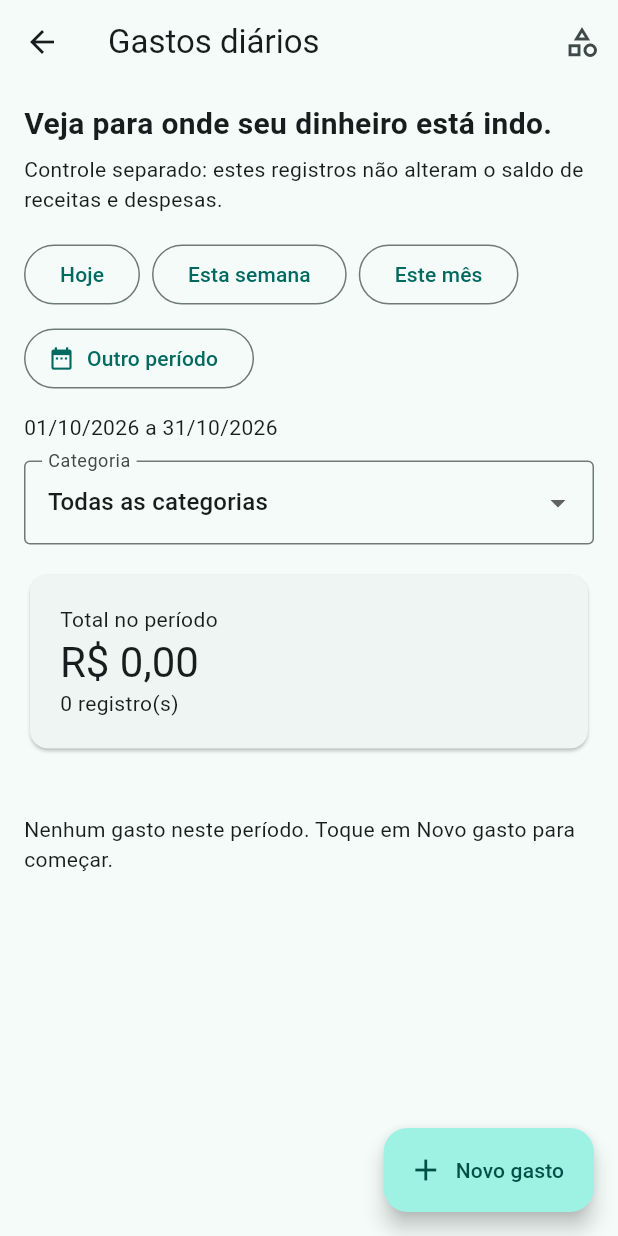
After one commit to mauricioceles/app-financas-mvp, a Flutter app: the TelaGastosDiarios screen opened directly, on a phone screen of 412 x 824 dp. The commit adds this screen. Run offline on Flutter 3.47's test engine with Material 3 defaults, Android fonts, the phone set to English and light mode, and no system bars; our stand-ins replace cloud_firestore, firebase_auth, firebase_core, google_sign_in; accounts and stored records are empty.

Commit message:
Adiciona controle separado de gastos diários com categorias e subcategorias

```diff
--- /dev/null
+++ b/lib/models/gasto_diario.dart
@@ -0,0 +1,70 @@
+import 'package:cloud_firestore/cloud_firestore.dart';
+
+/// Valores em centavos evitam arredondamentos nos totais por categoria.
+class GastoDiario {
+  const GastoDiario({
+    required this.id,
+    required this.valorCentavos,
+    required this.data,
+    required this.categoriaId,
+    this.subcategoriaId,
+    this.observacao = '',
+  });
+
+  final String id;
+  final int valorCentavos;
+  final DateTime data;
+  final String categoriaId;
+  final String? subcategoriaId;
+  final String observacao;
+
+  factory GastoDiario.fromMap(String id, Map<String, dynamic> map) =>
+      GastoDiario(
+        id: id,
+        valorCentavos: (map['valorCentavos'] as num).toInt(),
+        data: (map['data'] as Timestamp).toDate(),
+        categoriaId: map['categoriaId'] as String,
+        subcategoriaId: map['subcategoriaId'] as String?,
+        observacao: map['observacao'] as String? ?? '',
+      );
+
+  Map<String, dynamic> toMap() => {
+    'valorCentavos': valorCentavos,
+    'data': Timestamp.fromDate(DateTime(data.year, data.month, data.day)),
+    'categoriaId': categoriaId,
+    'subcategoriaId': subcategoriaId,
+    'observacao': observacao.trim(),
+  };
+}
+
+class CategoriaGasto {
+  const CategoriaGasto({required this.id, required this.nome, this.paiId});
+  final String id;
+  final String nome;
+  final String? paiId;
+
+  factory CategoriaGasto.fromMap(String id, Map<String, dynamic> map) =>
+      CategoriaGasto(id: id, nome: map['nome'] as String,
+        paiId: map['paiId'] as String?);
+}
+
+/// Aceita 12,50, 12.50 e 1.234,56. Rejeita casas extras e valores negativos.
+int? lerCentavos(String texto) {
+  var valor = texto.trim();
+  if (valor.contains(',')) {
+    if (!RegExp(r'^(\d+|\d{1,3}(\.\d{3})+)(,\d{1,2})?$').hasMatch(valor)) {
+      return null;
+    }
+    valor = valor.replaceAll('.', '').replaceAll(',', '.');
+  }
+  if (!RegExp(r'^\d+(\.\d{1,2})?$').hasMatch(valor)) return null;
+  final partes = valor.split('.');
+  final reais = int.tryParse(partes[0]);
+  if (reais == null || reais > 999999999) return null;
+  final centavos = partes.length == 1 ? 0 : int.parse(partes[1].padRight(2, '0'));
+  final total = reais * 100 + centavos;
+  return total > 0 ? total : null;
+}
+
+int totalGastos(Iterable<GastoDiario> gastos) =>
+    gastos.fold(0, (total, gasto) => total + gasto.valorCentavos);
--- /dev/null
+++ b/lib/screens/tela_categorias_gastos.dart
@@ -0,0 +1,126 @@
+import 'package:flutter/material.dart';
+import '../models/gasto_diario.dart';
+import '../services/gasto_diario_service.dart';
+
+class TelaCategoriasGastos extends StatefulWidget {
+  const TelaCategoriasGastos({super.key, required this.service});
+  final GastoDiarioService service;
+  @override
+  State<TelaCategoriasGastos> createState() => _TelaCategoriasGastosState();
+}
+
+class _TelaCategoriasGastosState extends State<TelaCategoriasGastos> {
+  late Stream<List<CategoriaGasto>> _stream;
+  @override
+  void initState() {
+    super.initState();
+    _stream = widget.service.observarCategorias();
+  }
+
+  Future<void> _editar(List<CategoriaGasto> categorias, {CategoriaGasto? categoria, String? paiId}) async {
+    await showDialog<void>(context: context, barrierDismissible: false,
+      builder: (_) => _EditorCategoria(service: widget.service, categorias: categorias,
+        categoria: categoria, paiId: paiId));
+  }
+
+  @override
+  Widget build(BuildContext context) => Scaffold(
+    appBar: AppBar(title: const Text('Categorias e subcategorias')),
+    body: StreamBuilder<List<CategoriaGasto>>(stream: _stream, builder: (context, snapshot) {
+      if (snapshot.hasError) return Center(child: Column(mainAxisSize: MainAxisSize.min, children: [
+        const Text('Não foi possível carregar as categorias.'),
+        TextButton(onPressed: () => setState(() => _stream = widget.service.observarCategorias()),
+          child: const Text('Tentar novamente')),
+      ]));
+      if (!snapshot.hasData) return const Center(child: CircularProgressIndicator());
+      final categorias = snapshot.data!;
+      final principais = categorias.where((c) => c.paiId == null).toList();
+      return Center(child: ConstrainedBox(constraints: const BoxConstraints(maxWidth: 640),
+        child: ListView(padding: const EdgeInsets.all(16), children: [
+          const Text('Crie suas categorias e organize os detalhes em subcategorias. '
+            'Os novos nomes também serão usados no histórico.'),
+          const SizedBox(height: 16),
+          FilledButton.icon(onPressed: () => _editar(categorias), icon: const Icon(Icons.add),
+            label: const Text('Nova categoria')),
+          const SizedBox(height: 16),
+          if (principais.isEmpty) const Padding(padding: EdgeInsets.all(20),
+            child: Text('Comece com uma categoria, como Alimentação ou Transporte.')),
+          ...principais.map((c) => Card(child: ExpansionTile(
+            title: Text(c.nome),
+            children: [
+              ListTile(leading: const Icon(Icons.edit_outlined), title: const Text('Renomear categoria'),
+                onTap: () => _editar(categorias, categoria: c)),
+              ...categorias.where((sub) => sub.paiId == c.id).map((sub) => ListTile(
+                leading: const Icon(Icons.subdirectory_arrow_right), title: Text(sub.nome),
+                trailing: IconButton(tooltip: 'Renomear subcategoria', icon: const Icon(Icons.edit_outlined),
+                  onPressed: () => _editar(categorias, categoria: sub, paiId: c.id)))),
+              ListTile(leading: const Icon(Icons.add), title: const Text('Nova subcategoria'),
+                onTap: () => _editar(categorias, paiId: c.id)),
+            ],
+          ))),
+        ])));
+    }),
+  );
+}
+
+class _EditorCategoria extends StatefulWidget {
+  const _EditorCategoria({required this.service, required this.categorias, this.categoria, this.paiId});
+  final GastoDiarioService service;
+  final List<CategoriaGasto> categorias;
+  final CategoriaGasto? categoria;
+  final String? paiId;
+  @override
+  State<_EditorCategoria> createState() => _EditorCategoriaState();
+}
+
+class _EditorCategoriaState extends State<_EditorCategoria> {
+  final _form = GlobalKey<FormState>();
+  late final TextEditingController _nome;
+  bool _salvando = false;
+  String? _erro;
+  @override
+  void initState() {
+    super.initState();
+    _nome = TextEditingController(text: widget.categoria?.nome ?? '');
+  }
+  @override
+  void dispose() { _nome.dispose(); super.dispose(); }
+
+  Future<void> _salvar() async {
+    if (_salvando || !_form.currentState!.validate()) return;
+    setState(() { _salvando = true; _erro = null; });
+    try {
+      await widget.service.salvarCategoria(_nome.text, id: widget.categoria?.id, paiId: widget.paiId);
+      if (mounted) Navigator.pop(context);
+    } catch (_) {
+      if (mounted) setState(() {
+        _salvando = false;
+        _erro = 'Não foi possível salvar. Verifique sua conexão e tente novamente.';
+      });
+    }
+  }
+
+  @override
+  Widget build(BuildContext context) => PopScope(canPop: !_salvando, child: AlertDialog(
+    title: Text('${widget.categoria == null ? 'Nova' : 'Renomear'} ${widget.paiId == null ? 'categoria' : 'subcategoria'}'),
+    content: SingleChildScrollView(child: Form(key: _form, child: Column(mainAxisSize: MainAxisSize.min, children: [
+      TextFormField(controller: _nome, autofocus: true, enabled: !_salvando, maxLength: 60,
+        decoration: const InputDecoration(labelText: 'Nome'),
+        onFieldSubmitted: (_) => _salvar(),
+        validator: (texto) {
+          final nome = texto?.trim().toLowerCase() ?? '';
+          if (nome.isEmpty) return 'Informe um nome.';
+          if (widget.categorias.any((c) => c.id != widget.categoria?.id &&
+            c.paiId == widget.paiId && c.nome.trim().toLowerCase() == nome)) {
+            return 'Este nome já existe neste grupo.';
+          }
+          return null;
+        }),
+      if (_erro != null) Text(_erro!, style: TextStyle(color: Theme.of(context).colorScheme.error)),
+    ]))),
+    actions: [
+      TextButton(onPressed: _salvando ? null : () => Navigator.pop(context), child: const Text('Cancelar')),
+      FilledButton(onPressed: _salvando ? null : _salvar, child: Text(_salvando ? 'Salvando...' : 'Salvar')),
+    ],
+  ));
+}
--- /dev/null
+++ b/lib/screens/tela_gastos_diarios.dart
@@ -0,0 +1,234 @@
+import 'package:flutter/material.dart';
+import 'package:intl/intl.dart';
+import '../models/gasto_diario.dart';
+import '../services/gasto_diario_service.dart';
+import '../widgets/formulario_gasto_diario.dart';
+import 'tela_categorias_gastos.dart';
+
+class TelaGastosDiarios extends StatefulWidget {
+  const TelaGastosDiarios({super.key});
+  @override
+  State<TelaGastosDiarios> createState() => _TelaGastosDiariosState();
+}
+
+class _TelaGastosDiariosState extends State<TelaGastosDiarios> {
+  final _service = GastoDiarioService();
+  final _moeda = NumberFormat.currency(locale: 'pt_BR', symbol: r'R$');
+  late DateTimeRange _periodo;
+  late Stream<List<CategoriaGasto>> _categorias;
+  late Stream<List<GastoDiario>> _gastos;
+  String? _categoriaId;
+  String? _subcategoriaId;
+
+  @override
+  void initState() {
+    super.initState();
+    final hoje = DateTime.now();
+    _periodo = DateTimeRange(start: DateTime(hoje.year, hoje.month),
+        end: DateTime(hoje.year, hoje.month + 1, 0));
+    _categorias = _service.observarCategorias();
+    _atualizarGastos();
+  }
+
+  void _atualizarGastos() {
+    _gastos = _service.observarGastos(_periodo.start, _periodo.end);
+  }
+
+  void _mudarPeriodo(DateTime inicio, DateTime fim) => setState(() {
+    _periodo = DateTimeRange(start: inicio, end: fim);
+    _atualizarGastos();
+  });
+
+  Future<void> _escolherPeriodo() async {
+    final escolha = await showDateRangePicker(
+      context: context, firstDate: DateTime(2000), lastDate: DateTime(2100),
+      initialDateRange: _periodo, helpText: 'Escolha o período',
+      cancelText: 'Cancelar', confirmText: 'Aplicar', saveText: 'Aplicar',
+      fieldStartLabelText: 'Data inicial', fieldEndLabelText: 'Data final',
+    );
+    if (escolha != null && mounted) {
+      _mudarPeriodo(escolha.start, escolha.end);
+    }
+  }
+
+  Future<void> _editar(List<CategoriaGasto> categorias, [GastoDiario? gasto]) async {
+    if (!categorias.any((c) => c.paiId == null)) {
+      ScaffoldMessenger.of(context).showSnackBar(const SnackBar(
+        content: Text('Crie sua primeira categoria para registrar um gasto.'),
+      ));
+      await Navigator.push<void>(context, MaterialPageRoute(
+        builder: (_) => TelaCategoriasGastos(service: _service)));
+      return;
+    }
+    await Navigator.push<void>(context, MaterialPageRoute(builder: (_) =>
+      FormularioGastoDiario(service: _service, categorias: categorias, gasto: gasto)));
+  }
+
+  Future<void> _excluir(GastoDiario gasto) async {
+    final confirmou = await showDialog<bool>(context: context, builder: (context) =>
+      AlertDialog(title: const Text('Excluir gasto?'),
+        content: Text('Excluir ${_moeda.format(gasto.valorCentavos / 100)} do histórico?'),
+        actions: [
+          TextButton(onPressed: () => Navigator.pop(context, false), child: const Text('Cancelar')),
+          FilledButton(onPressed: () => Navigator.pop(context, true), child: const Text('Excluir')),
+        ]));
+    if (confirmou != true || !mounted) return;
+    try {
+      await _service.excluir(gasto.id);
+    } catch (_) {
+      if (mounted) ScaffoldMessenger.of(context).showSnackBar(const SnackBar(
+        content: Text('Não foi possível excluir. Verifique a conexão e tente novamente.')));
+    }
+  }
+
+  @override
+  Widget build(BuildContext context) => StreamBuilder<List<CategoriaGasto>>(
+    stream: _categorias,
+    builder: (context, categoriasSnapshot) {
+      final categorias = categoriasSnapshot.data ?? [];
+      final principais = categorias.where((c) => c.paiId == null).toList();
+      final subcategorias = categorias.where((c) => c.paiId == _categoriaId && c.paiId != null).toList();
+      final nomes = {for (final c in categorias) c.id: c.nome};
+      return Scaffold(
+        appBar: AppBar(title: const Text('Gastos diários'), actions: [
+          IconButton(tooltip: 'Categorias e subcategorias', icon: const Icon(Icons.category_outlined),
+            onPressed: () => Navigator.push<void>(context, MaterialPageRoute(
+              builder: (_) => TelaCategoriasGastos(service: _service)))),
+        ]),
+        floatingActionButton: categoriasSnapshot.hasData && !categoriasSnapshot.hasError
+          ? FloatingActionButton.extended(onPressed: () => _editar(categorias),
+              icon: const Icon(Icons.add), label: const Text('Novo gasto')) : null,
+        body: categoriasSnapshot.hasError
+          ? _erro(() => setState(() => _categorias = _service.observarCategorias()))
+          : !categoriasSnapshot.hasData
+            ? const Center(child: CircularProgressIndicator())
+            : StreamBuilder<List<GastoDiario>>(
+                stream: _gastos,
+                builder: (context, snapshot) {
+                  if (snapshot.hasError) return _erro(() => setState(_atualizarGastos));
+                  // Não mostrar valores do período anterior durante a nova consulta.
+                  if (snapshot.connectionState == ConnectionState.waiting || !snapshot.hasData) {
+                    return const Center(child: CircularProgressIndicator());
+                  }
+                  final todos = snapshot.data!;
+                  final gastos = todos.where((g) =>
+                    (_categoriaId == null || g.categoriaId == _categoriaId) &&
+                    (_subcategoriaId == null || g.subcategoriaId == _subcategoriaId)).toList();
+                  final total = totalGastos(gastos);
+                  final hoje = DateTime.now();
+                  final inicioHoje = DateTime(hoje.year, hoje.month, hoje.day);
+                  final grupos = <String, List<GastoDiario>>{};
+                  for (final gasto in gastos) {
+                    grupos.putIfAbsent(gasto.categoriaId, () => []).add(gasto);
+                  }
+                  final ranking = grupos.keys.toList()..sort((a, b) =>
+                    totalGastos(grupos[b]!).compareTo(totalGastos(grupos[a]!)));
+                  return Center(child: ConstrainedBox(constraints: const BoxConstraints(maxWidth: 760),
+                    child: ListView(padding: const EdgeInsets.fromLTRB(16, 12, 16, 100), children: [
+                      const Text('Veja para onde seu dinheiro está indo.',
+                        style: TextStyle(fontSize: 20, fontWeight: FontWeight.bold)),
+                      const SizedBox(height: 6),
+                      const Text('Controle separado: estes registros não alteram o saldo de receitas e despesas.'),
+                      const SizedBox(height: 16),
+                      Wrap(spacing: 8, runSpacing: 8, children: [
+                        OutlinedButton(onPressed: () => _mudarPeriodo(inicioHoje, inicioHoje), child: const Text('Hoje')),
+                        OutlinedButton(onPressed: () => _mudarPeriodo(
+                          DateTime(hoje.year, hoje.month, hoje.day - hoje.weekday + 1),
+                          DateTime(hoje.year, hoje.month, hoje.day - hoje.weekday + 7)),
+                          child: const Text('Esta semana')),
+                        OutlinedButton(onPressed: () => _mudarPeriodo(DateTime(hoje.year, hoje.month),
+                          DateTime(hoje.year, hoje.month + 1, 0)), child: const Text('Este mês')),
+                        OutlinedButton.icon(onPressed: _escolherPeriodo, icon: const Icon(Icons.date_range),
+                          label: const Text('Outro período')),
+                      ]),
+                      const SizedBox(height: 12),
+                      Text('${DateFormat('dd/MM/yyyy').format(_periodo.start)} a '
+                        '${DateFormat('dd/MM/yyyy').format(_periodo.end)}'),
+                      const SizedBox(height: 12),
+                      DropdownButtonFormField<String>(
+                        key: ValueKey('filtro-${_categoriaId ?? 'todas'}'),
+                        initialValue: _categoriaId ?? '', isExpanded: true,
+                        decoration: const InputDecoration(labelText: 'Categoria', border: OutlineInputBorder()),
+                        items: [const DropdownMenuItem(value: '', child: Text('Todas as categorias')),
+                          ...principais.map((c) => DropdownMenuItem(value: c.id, child: Text(c.nome)))],
+                        onChanged: (id) => setState(() { _categoriaId = id == '' ? null : id; _subcategoriaId = null; }),
+                      ),
+                      if (_categoriaId != null && subcategorias.isNotEmpty) ...[
+                        const SizedBox(height: 12),
+                        DropdownButtonFormField<String>(
+                          key: ValueKey('subfiltro-$_categoriaId-${_subcategoriaId ?? 'todas'}'),
+                          initialValue: _subcategoriaId ?? '', isExpanded: true,
+                          decoration: const InputDecoration(labelText: 'Subcategoria', border: OutlineInputBorder()),
+                          items: [const DropdownMenuItem(value: '', child: Text('Todas as subcategorias')),
+                            ...subcategorias.map((c) => DropdownMenuItem(value: c.id, child: Text(c.nome)))],
+                          onChanged: (id) => setState(() => _subcategoriaId = id == '' ? null : id),
+                        ),
+                      ],
+                      const SizedBox(height: 16),
+                      Card(child: Padding(padding: const EdgeInsets.all(20), child: Column(
+                        crossAxisAlignment: CrossAxisAlignment.start, children: [
+                          Text(_categoriaId == null ? 'Total no período' : 'Total filtrado no período'),
+                          Text(_moeda.format(total / 100), style: Theme.of(context).textTheme.headlineMedium),
+                          Text('${gastos.length} registro(s)'),
+                        ]))),
+                      const SizedBox(height: 16),
+                      if (gastos.isEmpty) Padding(padding: const EdgeInsets.symmetric(vertical: 24),
+                        child: Text(todos.isEmpty ? 'Nenhum gasto neste período. Toque em Novo gasto para começar.'
+                          : 'Nenhum gasto corresponde aos filtros.')),
+                      if (gastos.isNotEmpty) ...[
+                        const Text('Para onde foi o dinheiro', style: TextStyle(fontSize: 18, fontWeight: FontWeight.bold)),
+                        const SizedBox(height: 8),
+                        ...ranking.map((id) {
+                          final itens = grupos[id]!;
+                          final subtotal = totalGastos(itens);
+                          final subs = <String, int>{};
+                          for (final g in itens) {
+                            final chave = g.subcategoriaId ?? '';
+                            subs[chave] = (subs[chave] ?? 0) + g.valorCentavos;
+                          }
+                          final subIds = subs.keys.toList()..sort((a, b) => subs[b]!.compareTo(subs[a]!));
+                          return Card(child: ExpansionTile(
+                            title: Text(nomes[id] ?? 'Categoria indisponível'),
+                            subtitle: Column(crossAxisAlignment: CrossAxisAlignment.start, children: [
+                              Text('${_moeda.format(subtotal / 100)} • ${(subtotal * 100 / total).toStringAsFixed(1)}%'),
+                              const SizedBox(height: 6),
+                              LinearProgressIndicator(value: subtotal / total),
+                            ]),
+                            children: subIds.map((sub) => ListTile(
+                              title: Text(sub.isEmpty ? 'Sem subcategoria' : nomes[sub] ?? 'Subcategoria indisponível'),
+                              subtitle: Text('${(subs[sub]! * 100 / total).toStringAsFixed(1)}% do total exibido'),
+                              trailing: Text(_moeda.format(subs[sub]! / 100)),
+                            )).toList(),
+                          ));
+                        }),
+                        const SizedBox(height: 20),
+                        const Text('Histórico', style: TextStyle(fontSize: 18, fontWeight: FontWeight.bold)),
+                        ...gastos.map((g) => Card(child: ListTile(
+                          onTap: () => _editar(categorias, g),
+                          title: Text(_moeda.format(g.valorCentavos / 100)),
+                          subtitle: Text([
+                            DateFormat('dd/MM/yyyy').format(g.data),
+                            nomes[g.categoriaId] ?? 'Categoria indisponível',
+                            if (g.subcategoriaId != null) nomes[g.subcategoriaId] ?? 'Subcategoria indisponível',
+                            if (g.observacao.isNotEmpty) g.observacao,
+                          ].join(' • ')),
+                          trailing: PopupMenuButton<String>(tooltip: 'Opções do gasto',
+                            onSelected: (acao) { if (acao == 'editar') { _editar(categorias, g); } else { _excluir(g); } },
+                            itemBuilder: (_) => const [
+                              PopupMenuItem(value: 'editar', child: Text('Editar')),
+                              PopupMenuItem(value: 'excluir', child: Text('Excluir')),
+                            ]),
+                        ))),
+                      ],
+                    ])));
+                }),
+      );
+    });
+
+  Widget _erro(VoidCallback tentar) => Center(child: Padding(
+    padding: const EdgeInsets.all(24), child: Column(mainAxisSize: MainAxisSize.min, children: [
+      const Text('Não foi possível carregar os dados. Verifique sua conexão e tente novamente.', textAlign: TextAlign.center),
+      const SizedBox(height: 12),
+      FilledButton(onPressed: tentar, child: const Text('Tentar novamente')),
+    ])));
+}
--- /dev/null
+++ b/lib/services/gasto_diario_service.dart
@@ -0,0 +1,92 @@
+import 'package:cloud_firestore/cloud_firestore.dart';
+import 'package:firebase_auth/firebase_auth.dart';
+import '../models/gasto_diario.dart';
+
+class GastoDiarioService {
+  GastoDiarioService({FirebaseFirestore? firestore, FirebaseAuth? auth})
+    : _firestore = firestore ?? FirebaseFirestore.instance,
+      _auth = auth ?? FirebaseAuth.instance;
+
+  final FirebaseFirestore _firestore;
+  final FirebaseAuth _auth;
+
+  DocumentReference<Map<String, dynamic>> get _usuario {
+    final uid = _auth.currentUser?.uid;
+    if (uid == null) throw StateError('Entre na sua conta para continuar.');
+    return _firestore.collection('usuarios').doc(uid);
+  }
+
+  CollectionReference<Map<String, dynamic>> get _gastos =>
+      _usuario.collection('gastosDiarios');
+  CollectionReference<Map<String, dynamic>> get _categorias =>
+      _usuario.collection('categoriasGastos');
+
+  Stream<List<CategoriaGasto>> observarCategorias() =>
+      _categorias.snapshots().map((snapshot) {
+        final categorias = snapshot.docs.map((doc) =>
+            CategoriaGasto.fromMap(doc.id, doc.data())).toList();
+        categorias.sort((a, b) => a.nome.toLowerCase().compareTo(b.nome.toLowerCase()));
+        return categorias;
+      });
+
+  /// O fim é inclusivo na interface; a consulta usa o próximo dia exclusivo.
+  Stream<List<GastoDiario>> observarGastos(DateTime inicio, DateTime fim) =>
+      _gastos
+        .where('data', isGreaterThanOrEqualTo: Timestamp.fromDate(
+            DateTime(inicio.year, inicio.month, inicio.day)))
+        .where('data', isLessThan: Timestamp.fromDate(
+            DateTime(fim.year, fim.month, fim.day + 1)))
+        .orderBy('data', descending: true)
+        .snapshots().map((snapshot) => snapshot.docs.map((doc) =>
+            GastoDiario.fromMap(doc.id, doc.data())).toList());
+
+  Future<String> salvarCategoria(String nome, {String? id, String? paiId}) async {
+    final limpo = nome.trim();
+    if (limpo.isEmpty || limpo.length > 60) {
+      throw ArgumentError('Use um nome de 1 a 60 caracteres.');
+    }
+    final ref = id == null ? _categorias.doc() : _categorias.doc(id);
+    await _firestore.runTransaction((tx) async {
+      if (paiId != null) {
+        final pai = await tx.get(_categorias.doc(paiId));
+        if (!pai.exists || pai.data()?['paiId'] != null) {
+          throw StateError('Escolha uma categoria principal válida.');
+        }
+      }
+      if (id != null) {
+        final atual = await tx.get(ref);
+        if (!atual.exists || atual.data()?['paiId'] != paiId) {
+          throw StateError('A categoria mudou. Atualize a tela.');
+        }
+      }
+      tx.set(ref, {'nome': limpo, 'paiId': paiId});
+    });
+    return ref.id;
+  }
+
+  Future<void> salvar(GastoDiario gasto) async {
+    if (gasto.valorCentavos <= 0 || gasto.valorCentavos > 99999999999 ||
+        gasto.observacao.trim().length > 300) {
+      throw ArgumentError('Confira o valor e a observação.');
+    }
+    final ref = gasto.id.isEmpty ? _gastos.doc() : _gastos.doc(gasto.id);
+    await _firestore.runTransaction((tx) async {
+      final categoria = await tx.get(_categorias.doc(gasto.categoriaId));
+      if (!categoria.exists || categoria.data()?['paiId'] != null) {
+        throw StateError('Escolha uma categoria principal válida.');
+      }
+      if (gasto.subcategoriaId != null) {
+        final sub = await tx.get(_categorias.doc(gasto.subcategoriaId!));
+        if (!sub.exists || sub.data()?['paiId'] != gasto.categoriaId) {
+          throw StateError('A subcategoria não pertence à categoria escolhida.');
+        }
+      }
+      if (gasto.id.isNotEmpty && !(await tx.get(ref)).exists) {
+        throw StateError('Este gasto já foi excluído. Atualize a tela.');
+      }
+      tx.set(ref, gasto.toMap());
+    });
+  }
+
+  Future<void> excluir(String id) => _gastos.doc(id).delete();
+}
```
Also changed, not shown: lib/screens/tela_inicio.dart (+16 -1 lines), lib/widgets/formulario_gasto_diario.dart (added, +112 -0 lines), 3 other files.
